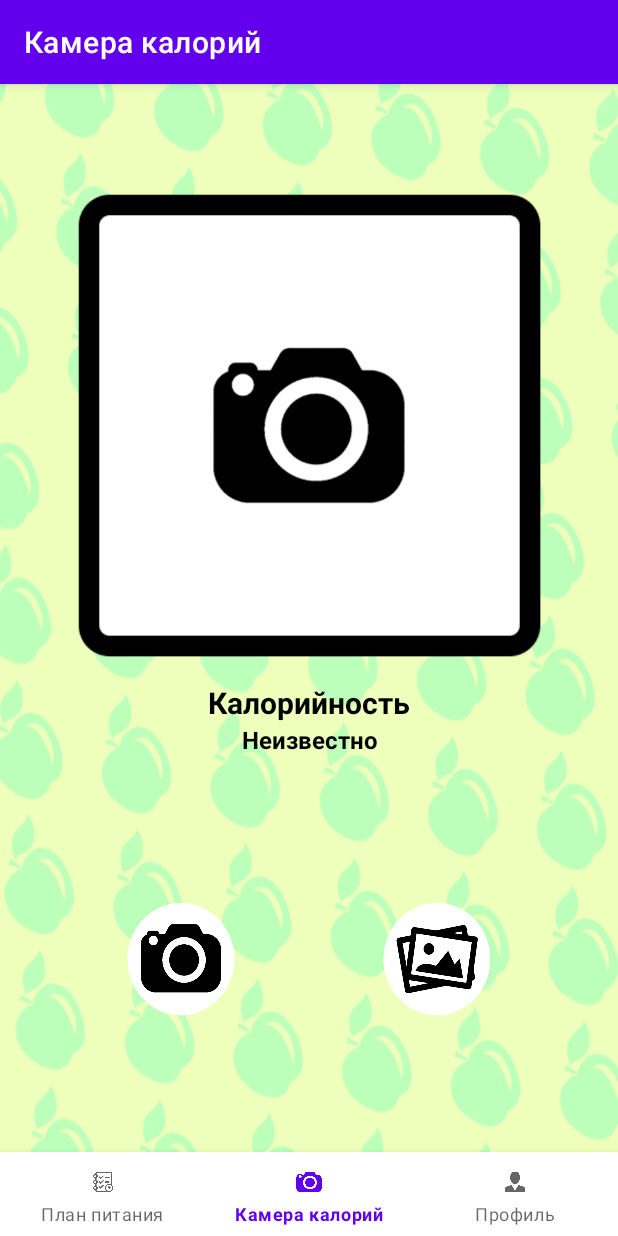
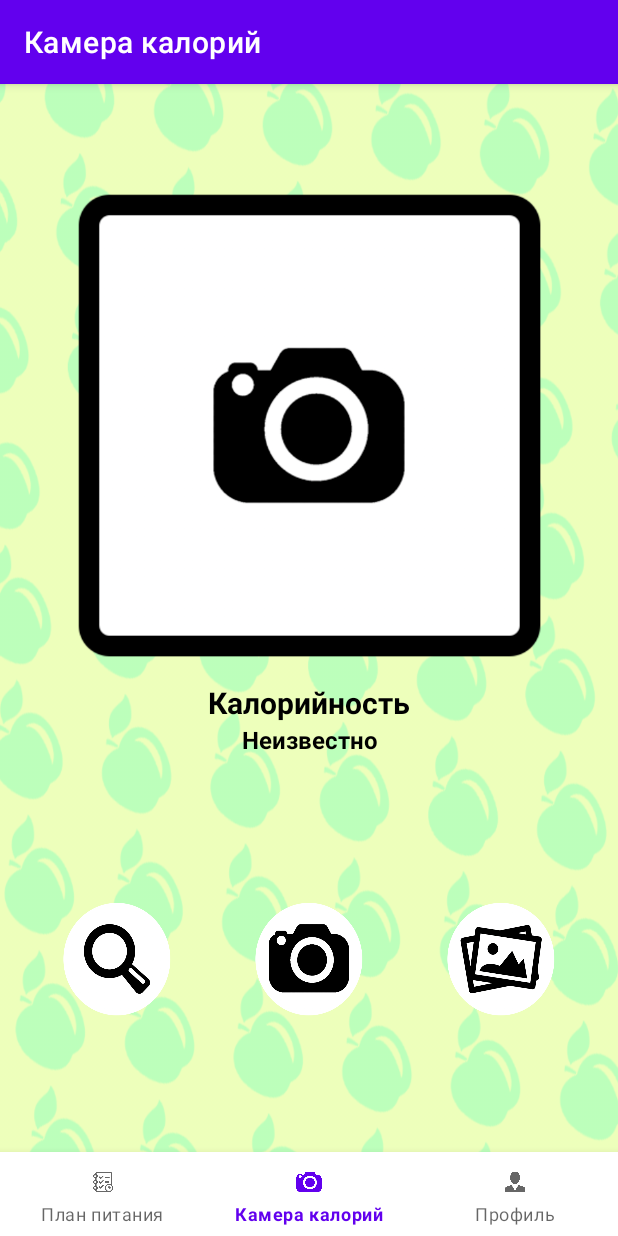
Before and after one commit to Yaroslav-L/DRMPJCT, an Android app: the CamFragment screen opened through its navigation route, on a phone screen of 412 x 824 dp. Run offline under Robolectric (Android 15) with nearby library versions, the phone set to English and light mode, and no system bars; our stand-ins replace navigation-ui.

Commit message:
Галлерея + Кнопка Анализа

```diff
--- a/app/src/main/res/layout/fragment_cam.xml
+++ b/app/src/main/res/layout/fragment_cam.xml
@@ -10,10 +10,9 @@
         android:id="@+id/imgbtn_gallery"
         android:layout_width="100dp"
         android:layout_height="100dp"
-        android:layout_marginStart="25dp"
-        android:layout_marginEnd="50dp"
         android:layout_marginBottom="50dp"
         android:backgroundTint="#00000000"
+        android:onClick="btngalclc"
         android:scaleType="fitXY"
         android:src="@drawable/ic_galery_button"
         app:layout_constraintBottom_toBottomOf="parent"
@@ -63,14 +62,25 @@
         android:id="@+id/imgbtn_cam"
         android:layout_width="100dp"
         android:layout_height="100dp"
-        android:layout_marginStart="50dp"
-        android:layout_marginEnd="25dp"
         android:layout_marginBottom="50dp"
         android:backgroundTint="#00000000"
         android:scaleType="fitXY"
         android:src="@drawable/ic_cam_button"
         app:layout_constraintBottom_toBottomOf="parent"
-        app:layout_constraintEnd_toStartOf="@+id/imgbtn_gallery"
+        app:layout_constraintEnd_toEndOf="parent"
+        app:layout_constraintStart_toStartOf="parent"
+        app:layout_constraintTop_toBottomOf="@+id/txt_cal_result" />
+
+    <ImageButton
+        android:id="@+id/imageButton"
+        android:layout_width="100dp"
+        android:layout_height="100dp"
+        android:layout_marginBottom="50dp"
+        android:backgroundTint="#00000000"
+        android:scaleType="fitXY"
+        android:src="@drawable/ic_analysis_button"
+        app:layout_constraintBottom_toBottomOf="parent"
+        app:layout_constraintEnd_toStartOf="@+id/imgbtn_cam"
         app:layout_constraintStart_toStartOf="parent"
         app:layout_constraintTop_toBottomOf="@+id/txt_cal_result" />
 
```
Also changed, not shown: app/src/main/java/com/example/drmpjct/MainActivity.java (+42 -0 lines), app/src/main/res/drawable/ic_analysis_button.png (added).
